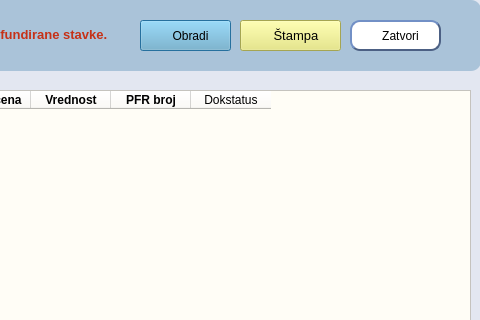
Above: ui/analitika.ui from ljuba17/desktop_pos before the change; both pictures show x 620 to 1100 and y 0 to 320 of the 1100 by 589 pixel window. Below: the same form after it.
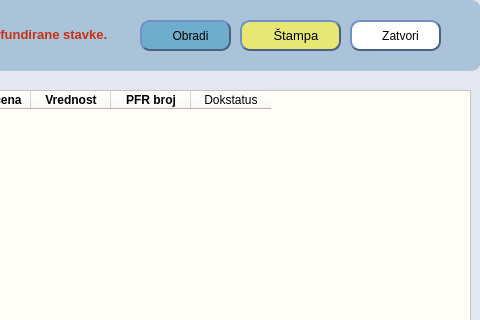
That is the form after the change. Icons and pictures are not drawn.

Patch:
```diff
--- a/ui/analitika.ui
+++ b/ui/analitika.ui
@@ -118,7 +118,12 @@
     </rect>
    </property>
    <property name="styleSheet">
-    <string notr="true">background-color: rgb(110, 174, 204);</string>
+    <string notr="true">background-color: rgb(110, 174, 204);
+border-style:outset;
+	border-width:2px;
+	border-radius:10px;
+	border-color:#4c6084;
+	padding:2px;</string>
    </property>
    <property name="text">
     <string>   Obradi</string>
@@ -168,7 +173,12 @@
     </font>
    </property>
    <property name="styleSheet">
-    <string notr="true">background-color: rgb(231, 231, 115);</string>
+    <string notr="true">background-color: rgb(231, 231, 115);
+border-style:outset;
+	border-width:2px;
+	border-radius:10px;
+	border-color:#4c6084;
+	padding:2px;</string>
    </property>
    <property name="text">
     <string>   Štampa</string>
```
